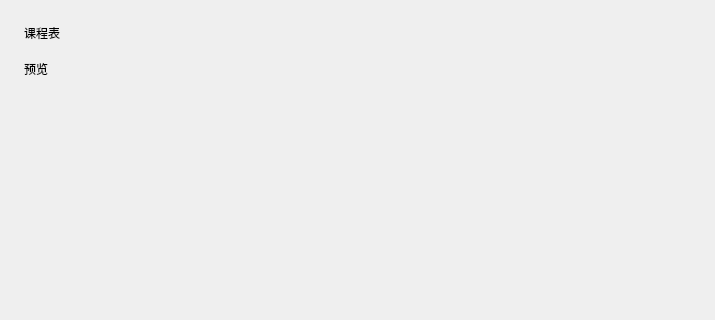
Old version of the form menu-preview.ui in the repository RinLit-233-shiroko/Class-Widgets; both pictures show x 0 to 715 and y 0 to 320 of the 715 by 636 pixel window.
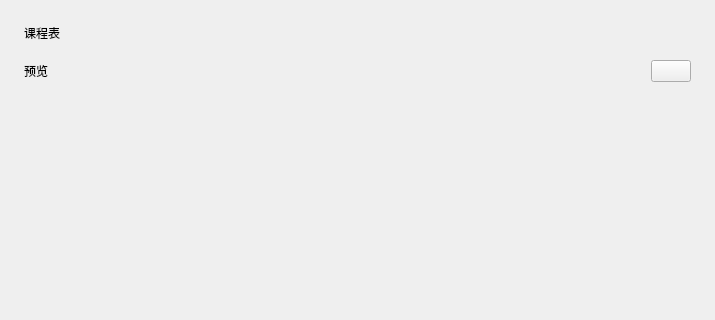
New version of the form. Icons and pictures are not drawn. Custom widgets are drawn as their Qt base class.

The edit to the form file:
```diff
--- a/menu-preview.ui
+++ b/menu-preview.ui
@@ -40,11 +40,20 @@
     <layout class="QHBoxLayout" name="horizontalLayout_5">
      <item>
       <widget class="SubtitleLabel" name="subtitle_file">
+       <property name="sizePolicy">
+        <sizepolicy hsizetype="Expanding" vsizetype="Preferred">
+         <horstretch>0</horstretch>
+         <verstretch>0</verstretch>
+        </sizepolicy>
+       </property>
        <property name="text">
         <string>预览</string>
        </property>
       </widget>
      </item>
+     <item>
+      <widget class="ComboBox" name="pre_week_type_combo"/>
+     </item>
     </layout>
    </item>
    <item>
@@ -186,6 +195,11 @@
   </layout>
  </widget>
  <customwidgets>
+  <customwidget>
+   <class>ComboBox</class>
+   <extends>QPushButton</extends>
+   <header>qfluentwidgets</header>
+  </customwidget>
   <customwidget>
    <class>SubtitleLabel</class>
    <extends>QLabel</extends>
```
